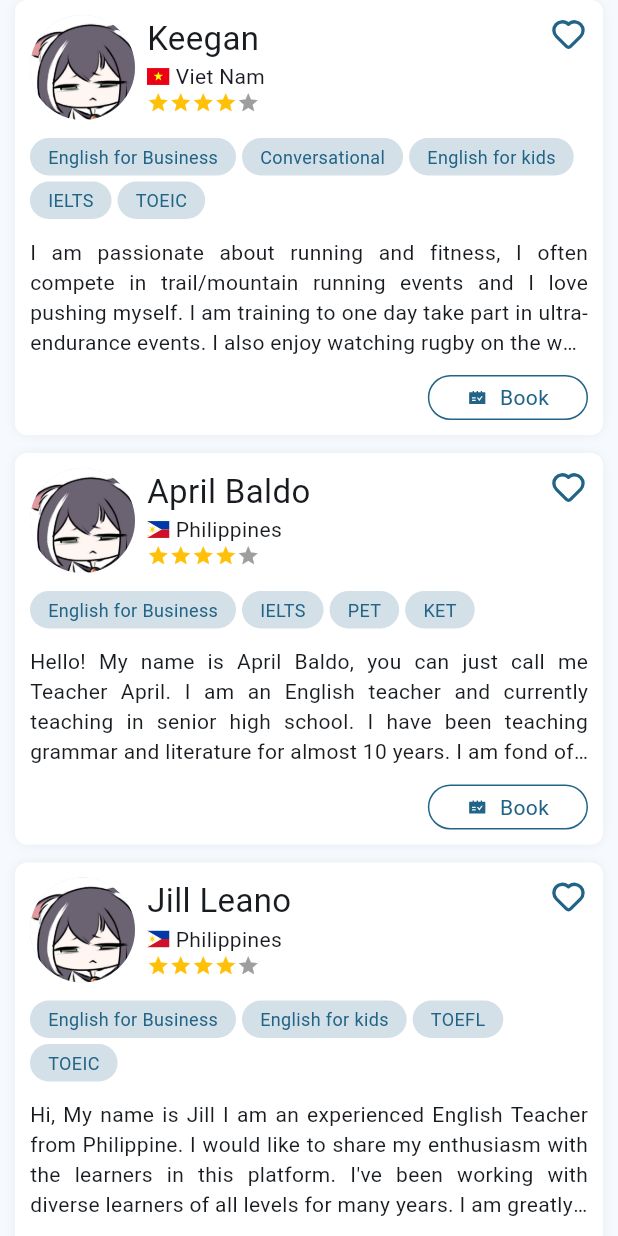
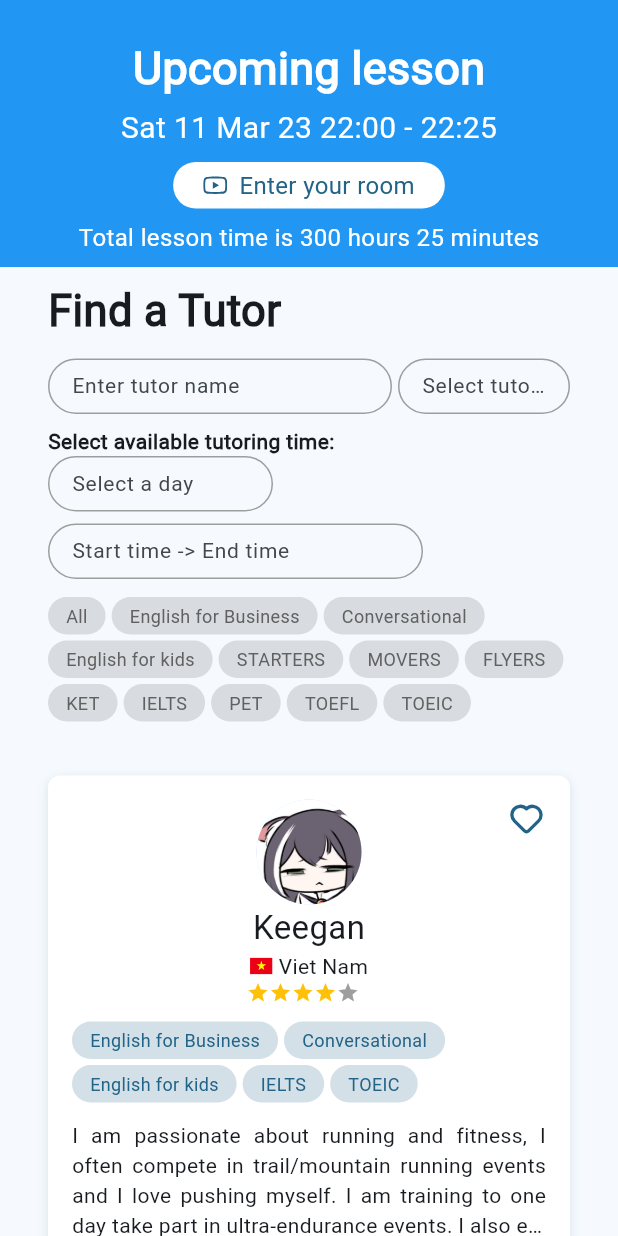
Before and after one commit to Catelt/Our-Tutor, a Flutter app: the TutorScreen screen opened directly, on a phone screen of 412 x 824 dp. Run offline on Flutter 3.47's test engine with Material 2 defaults, Android fonts, the phone set to English and light mode, and no system bars; drawn by our look-alikes of flutter_rating_bar; our stand-ins replace bloc, flutter_svg, video_player.

Commit message:
update home screen

```diff
--- a/lib/app/app.dart
+++ b/lib/app/app.dart
@@ -1,6 +1,7 @@
 import 'package:flutter/material.dart';
 import 'package:our_tutor/app/constants/fake_tutors.dart';
 import 'package:our_tutor/app/features/tutor/presentation/view/tutor_detail_screen.dart';
+import 'package:our_tutor/app/features/tutor/presentation/view/tutor_screen.dart';
 
 class App extends StatelessWidget {
   const App({super.key});
@@ -13,7 +14,7 @@ class App extends StatelessWidget {
         useMaterial3: true,
         colorSchemeSeed: const Color(0xFF13B9FF),
       ),
-      home: TutorDetailScreen(item: fakeTutors[0]),
+      home: const TutorScreen(),
     );
   }
 }
--- a/lib/app/common_widgets/rating_bar.dart
+++ b/lib/app/common_widgets/rating_bar.dart
@@ -15,6 +15,7 @@ class RatingBarWidget extends StatelessWidget {
   @override
   Widget build(BuildContext context) {
     return Row(
+      mainAxisSize: MainAxisSize.min,
       children: [
         RatingBar.builder(
           initialRating: avgRating,
--- a/lib/app/common_widgets/wrap_list_widget.dart
+++ b/lib/app/common_widgets/wrap_list_widget.dart
@@ -2,9 +2,10 @@ import 'package:flutter/material.dart';
 import 'package:our_tutor/app/constants/app_size.dart';
 
 class WrapListWidget extends StatelessWidget {
-  const WrapListWidget({super.key, required this.list});
+  const WrapListWidget({super.key, required this.list, this.color});
 
   final List<String> list;
+  final Color? color;
   @override
   Widget build(BuildContext context) {
     return SizedBox(
@@ -21,11 +22,13 @@ class WrapListWidget extends StatelessWidget {
     return Container(
       padding: const EdgeInsets.symmetric(horizontal: 12, vertical: 4),
       decoration: BoxDecoration(
-          color: Theme.of(context).primaryColor.withOpacity(0.2),
+          color: color?.withOpacity(0.2) ??
+              Theme.of(context).primaryColor.withOpacity(0.2),
           borderRadius: BorderRadius.circular(15)),
       child: Text(name,
           style: TextStyle(
-              color: Theme.of(context).colorScheme.primary, fontSize: 12)),
+              color: color ?? Theme.of(context).colorScheme.primary,
+              fontSize: 12)),
     );
   }
 }
--- a/lib/app/constants/app_icon.dart
+++ b/lib/app/constants/app_icon.dart
@@ -9,4 +9,5 @@ class AppIcon {
   static const icBook = '$baseUrl/ic_book.svg';
   static const icReport = '$baseUrl/ic_report.svg';
   static const icStar = '$baseUrl/ic_star.svg';
+  static const icTivi = '$baseUrl/ic_tivi.svg';
 }
--- /dev/null
+++ b/lib/app/constants/specialties.dart
@@ -0,0 +1,14 @@
+const specialties_data = [
+  'All',
+  'English for Business',
+  'Conversational',
+  'English for kids',
+  'STARTERS',
+  'MOVERS',
+  'FLYERS',
+  'KET',
+  'IELTS',
+  'PET',
+  'TOEFL',
+  'TOEIC'
+];
--- a/lib/app/features/tutor/presentation/view/tutor_screen.dart
+++ b/lib/app/features/tutor/presentation/view/tutor_screen.dart
@@ -1,6 +1,9 @@
 import 'package:flutter/material.dart';
+import 'package:our_tutor/app/common_widgets/common_widgets.dart';
+import 'package:our_tutor/app/constants/app_icon.dart';
 import 'package:our_tutor/app/constants/app_size.dart';
 import 'package:our_tutor/app/constants/fake_tutors.dart';
+import 'package:our_tutor/app/constants/specialties.dart';
 import 'package:our_tutor/app/features/tutor/presentation/widgets/widget.dart';
 
 class TutorScreen extends StatelessWidget {
@@ -9,7 +12,16 @@ class TutorScreen extends StatelessWidget {
   @override
   Widget build(BuildContext context) {
     return Scaffold(
-      body: ListView.separated(
+      body: ListView(
+        children: [
+          headHomeWidget(context),
+          filterWidget(context),
+          Padding(
+            padding: const EdgeInsets.symmetric(
+                horizontal: Sizes.p32, vertical: Sizes.p16),
+            child: ListView.separated(
+              shrinkWrap: true,
+              physics: const NeverScrollableScrollPhysics(),
               itemCount: fakeTutors.length,
               itemBuilder: (context, index) {
                 return TutorItem(item: fakeTutors[index]);
@@ -18,6 +30,141 @@ class TutorScreen extends StatelessWidget {
                 return gapH12;
               },
             ),
+          ),
+        ],
+      ),
+    );
+  }
+
+  Widget filterWidget(BuildContext context) {
+    return Container(
+      padding:
+          const EdgeInsets.symmetric(horizontal: Sizes.p32, vertical: Sizes.p8),
+      child: Column(
+        crossAxisAlignment: CrossAxisAlignment.start,
+        children: [
+          Text(
+            "Find a Tutor",
+            style: TextStyle(fontWeight: FontWeight.bold, fontSize: 29),
+          ),
+          gapH12,
+          Row(
+            children: [
+              Expanded(
+                  flex: 2,
+                  child: textfieldCustom(
+                    context,
+                    "Enter tutor name",
+                  )),
+              gapW4,
+              Expanded(
+                  child: textfieldCustom(context, "Select tutor nationality"))
+            ],
+          ),
+          gapH8,
+          Text(
+            "Select available tutoring time:",
+            style: TextStyle(fontSize: 14, fontWeight: FontWeight.bold),
+          ),
+          Wrap(
+            spacing: Sizes.p4,
+            runSpacing: Sizes.p8,
+            children: [
+              SizedBox(
+                width: 150,
+                child: textfieldCustom(
+                  context,
+                  "Select a day",
+                ),
+              ),
+              SizedBox(
+                width: 250,
+                child: textfieldCustom(
+                  context,
+                  "Start time -> End time",
+                ),
+              ),
+            ],
+          ),
+          gapH12,
+          WrapListWidget(
+            list: specialties_data,
+            color: Colors.grey[700],
+          ),
+          gapH12,
+        ],
+      ),
+    );
+  }
+
+  Widget textfieldCustom(BuildContext context, String hint) {
+    return TextField(
+      style: TextStyle(fontSize: 14),
+      decoration: InputDecoration(
+          hintText: hint,
+          isDense: true,
+          contentPadding: const EdgeInsets.symmetric(
+              vertical: Sizes.p8, horizontal: Sizes.p12),
+          enabledBorder: OutlineInputBorder(
+              borderRadius: BorderRadius.circular(20),
+              borderSide: BorderSide(width: 1, color: Colors.grey)),
+          focusedBorder: OutlineInputBorder(
+              borderRadius: BorderRadius.circular(20),
+              borderSide: BorderSide(
+                  width: 1, color: Theme.of(context).colorScheme.primary))),
+    );
+  }
+
+  Widget headHomeWidget(BuildContext context) {
+    return Container(
+      padding: EdgeInsets.symmetric(vertical: Sizes.p8),
+      width: double.infinity,
+      color: Colors.blue,
+      child: Column(
+        children: [
+          gapH16,
+          Text(
+            "Upcoming lesson",
+            style: TextStyle(
+                color: Colors.white, fontSize: 30, fontWeight: FontWeight.bold),
+          ),
+          gapH4,
+          Text(
+            "Sat 11 Mar 23 22:00 - 22:25",
+            style: TextStyle(color: Colors.white, fontSize: 20),
+          ),
+          gapH8,
+          GestureDetector(
+            onTap: null,
+            child: Container(
+              padding: const EdgeInsets.symmetric(
+                  horizontal: Sizes.p20, vertical: Sizes.p4),
+              decoration: BoxDecoration(
+                  color: Colors.white, borderRadius: BorderRadius.circular(15)),
+              child: Row(
+                mainAxisSize: MainAxisSize.min,
+                children: [
+                  SvgWidget(
+                    assetName: AppIcon.icTivi,
+                    size: 16,
+                    color: Theme.of(context).colorScheme.primary,
+                  ),
+                  gapW8,
+                  Text(
+                    "Enter your room",
+                    style: TextStyle(
+                        color: Theme.of(context).colorScheme.primary,
+                        fontSize: 16),
+                  )
+                ],
+              ),
+            ),
+          ),
+          gapH8,
+          Text("Total lesson time is 300 hours 25 minutes",
+              style: TextStyle(color: Colors.white, fontSize: 16)),
+        ],
+      ),
     );
   }
 }
--- a/lib/app/features/tutor/presentation/widgets/tutor_item.dart
+++ b/lib/app/features/tutor/presentation/widgets/tutor_item.dart
@@ -10,51 +10,38 @@ class TutorItem extends StatelessWidget {
 
   @override
   Widget build(BuildContext context) {
-    return Padding(
-      padding: const EdgeInsets.symmetric(horizontal: 10),
-      child: Container(
-        padding: const EdgeInsets.all(10),
+    return Stack(
+      children: [
+        Container(
+          padding: const EdgeInsets.all(Sizes.p16),
           decoration: BoxDecoration(
               color: Colors.white,
               borderRadius: BorderRadius.circular(8),
               boxShadow: [
                 BoxShadow(
-                color: Colors.grey.withOpacity(0.16),
+                    color:
+                        Theme.of(context).colorScheme.primary.withOpacity(0.16),
+                    spreadRadius: 0,
                     blurRadius: 5,
-              )
+                    offset: const Offset(0, 2))
               ]),
           child: Column(
-          children: [
-            Row(
-              crossAxisAlignment: CrossAxisAlignment.start,
             children: [
               CircleAvatar(
                 radius: 35,
                 backgroundImage: Image.asset(item.imageUrl).image,
               ),
               gapW8,
-                Column(
-                  crossAxisAlignment: CrossAxisAlignment.start,
-                  children: [
               Text(item.name, style: TextStyle(fontSize: 22)),
               Row(
+                mainAxisAlignment: MainAxisAlignment.center,
                 children: [
                   SvgWidget(assetName: item.national.imageUrl, size: 15),
                   gapW4,
                   Text(item.national.name)
                 ],
               ),
-                    RatingBarWidget(avgRating: item.avgRating)
-                  ],
-                ),
-                const Spacer(),
-                SvgWidget(
-                  assetName: AppIcon.icHeart,
-                  size: 26,
-                  color: Theme.of(context).colorScheme.primary,
-                ),
-              ],
-            ),
+              RatingBarWidget(avgRating: item.avgRating),
               gapH12,
               WrapListWidget(list: item.specialties),
               gapH12,
@@ -75,6 +62,16 @@ class TutorItem extends StatelessWidget {
             ],
           ),
         ),
+        Positioned(
+          top: Sizes.p16,
+          right: Sizes.p16,
+          child: SvgWidget(
+            assetName: AppIcon.icHeart,
+            size: 26,
+            color: Theme.of(context).colorScheme.primary,
+          ),
+        ),
+      ],
     );
   }
 
```
Also changed, not shown: assets/images/ic_tivi.svg (added). Lines whose indentation alone changed are shown as unchanged.
